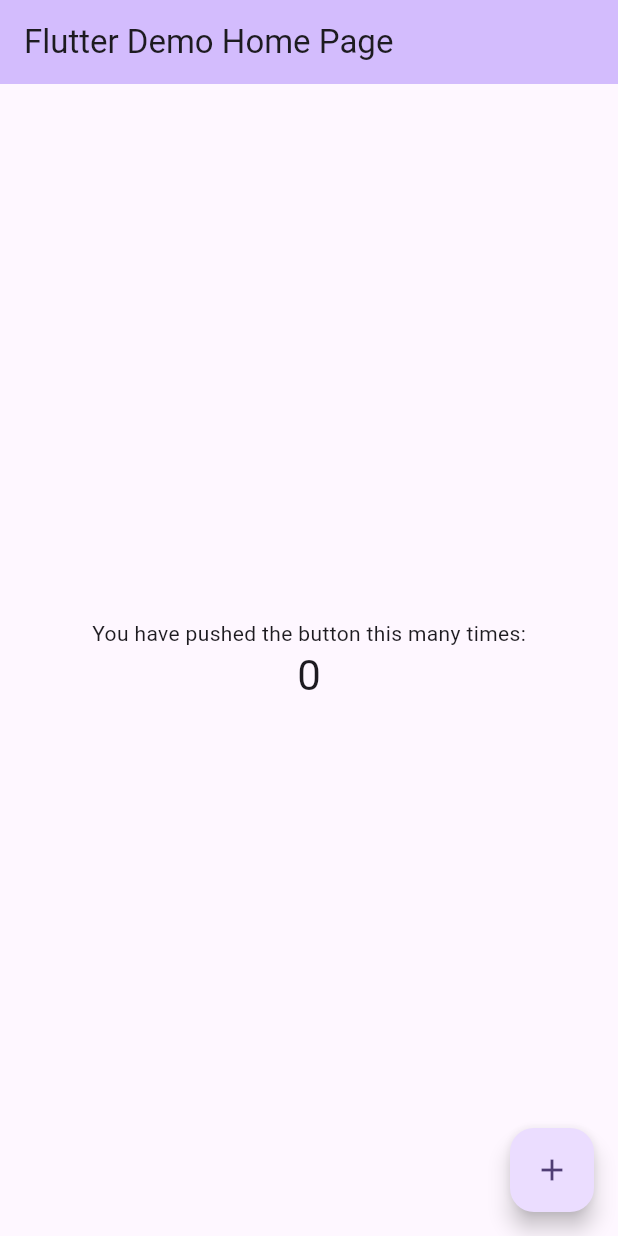
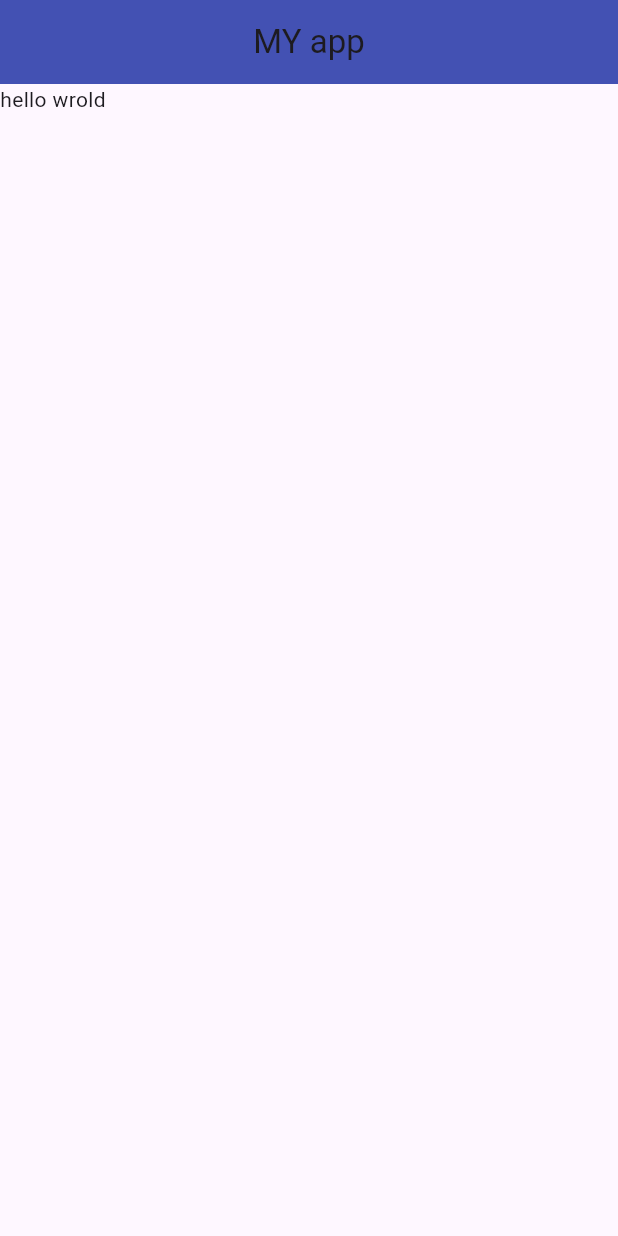
Before and after one commit to jsjunayet/Flutter_Practice_project, a Flutter app: the screen it shows after launch, on a phone screen of 412 x 824 dp. Run offline on Flutter 3.47's test engine with Material 3 defaults, Android fonts, the phone set to English and light mode, and no system bars.

Commit message:
appbar added

```diff
--- a/lib/main.dart
+++ b/lib/main.dart
@@ -1,125 +1,37 @@
+
 import 'package:flutter/material.dart';
 
-void main() {
+main(){
   runApp(const MyApp());
 }
-
-class MyApp extends StatelessWidget {
+class MyApp extends StatelessWidget{
   const MyApp({super.key});
-
-  // This widget is the root of your application.
-  @override
-  Widget build(BuildContext context) {
-    return MaterialApp(
-      title: 'Flutter Demo',
-      theme: ThemeData(
-        // This is the theme of your application.
-        //
-        // TRY THIS: Try running your application with "flutter run". You'll see
-        // the application has a purple toolbar. Then, without quitting the app,
-        // try changing the seedColor in the colorScheme below to Colors.green
-        // and then invoke "hot reload" (save your changes or press the "hot
-        // reload" button in a Flutter-supported IDE, or press "r" if you used
-        // the command line to start the app).
-        //
-        // Notice that the counter didn't reset back to zero; the application
-        // state is not lost during the reload. To reset the state, use hot
-        // restart instead.
-        //
-        // This works for code too, not just values: Most code changes can be
-        // tested with just a hot reload.
-        colorScheme: ColorScheme.fromSeed(seedColor: Colors.deepPurple),
-        useMaterial3: true,
-      ),
-      home: const MyHomePage(title: 'Flutter Demo Home Page'),
-    );
-  }
-}
-
-class MyHomePage extends StatefulWidget {
-  const MyHomePage({super.key, required this.title});
-
-  // This widget is the home page of your application. It is stateful, meaning
-  // that it has a State object (defined below) that contains fields that affect
-  // how it looks.
-
-  // This class is the configuration for the state. It holds the values (in this
-  // case the title) provided by the parent (in this case the App widget) and
-  // used by the build method of the State. Fields in a Widget subclass are
-  // always marked "final".
-
-  final String title;
-
-  @override
-  State<MyHomePage> createState() => _MyHomePageState();
-}
-
-class _MyHomePageState extends State<MyHomePage> {
-  int _counter = 0;
-
-  void _incrementCounter() {
-    setState(() {
-      // This call to setState tells the Flutter framework that something has
-      // changed in this State, which causes it to rerun the build method below
-      // so that the display can reflect the updated values. If we changed
-      // _counter without calling setState(), then the build method would not be
-      // called again, and so nothing would appear to happen.
-      _counter++;
-    });
-  }
 
   @override
   Widget build(BuildContext context) {
-    // This method is rerun every time setState is called, for instance as done
-    // by the _incrementCounter method above.
-    //
-    // The Flutter framework has been optimized to make rerunning build methods
-    // fast, so that you can just rebuild anything that needs updating rather
-    // than having to individually change instances of widgets.
-    return Scaffold(
-      appBar: AppBar(
-        // TRY THIS: Try changing the color here to a specific color (to
-        // Colors.amber, perhaps?) and trigger a hot reload to see the AppBar
-        // change color while the other colors stay the same.
-        backgroundColor: Theme.of(context).colorScheme.inversePrimary,
-        // Here we take the value from the MyHomePage object that was created by
-        // the App.build method, and use it to set our appbar title.
-        title: Text(widget.title),
-      ),
-      body: Center(
-        // Center is a layout widget. It takes a single child and positions it
-        // in the middle of the parent.
-        child: Column(
-          // Column is also a layout widget. It takes a list of children and
-          // arranges them vertically. By default, it sizes itself to fit its
-          // children horizontally, and tries to be as tall as its parent.
-          //
-          // Column has various properties to control how it sizes itself and
-          // how it positions its children. Here we use mainAxisAlignment to
-          // center the children vertically; the main axis here is the vertical
-          // axis because Columns are vertical (the cross axis would be
-          // horizontal).
-          //
-          // TRY THIS: Invoke "debug painting" (choose the "Toggle Debug Paint"
-          // action in the IDE, or press "p" in the console), to see the
-          // wireframe for each widget.
-          mainAxisAlignment: MainAxisAlignment.center,
-          children: <Widget>[
-            const Text(
-              'You have pushed the button this many times:',
-            ),
-            Text(
-              '$_counter',
-              style: Theme.of(context).textTheme.headlineMedium,
-            ),
-          ],
-        ),
-      ),
-      floatingActionButton: FloatingActionButton(
-        onPressed: _incrementCounter,
-        tooltip: 'Increment',
-        child: const Icon(Icons.add),
-      ), // This trailing comma makes auto-formatting nicer for build methods.
-    );
+  return  MaterialApp(
+    theme: ThemeData(primarySwatch: Colors.blue),
+      darkTheme: ThemeData(primarySwatch: Colors.amber),
+      color: Colors.greenAccent,
+      debugShowCheckedModeBanner: false,
+      home: HomeActivity());
   }
+
 }
+class HomeActivity extends StatelessWidget{
+  const HomeActivity({super.key});
+
+  @override
+  Widget build(BuildContext context) {
+   return Scaffold(
+     appBar: AppBar(title: Text("MY app"),
+       backgroundColor: Colors.indigo,
+       elevation: 5.0,
+       centerTitle: true,
+
+     ),
+     body: Text("hello wrold"),
+   );
+  }
+
+}
```
